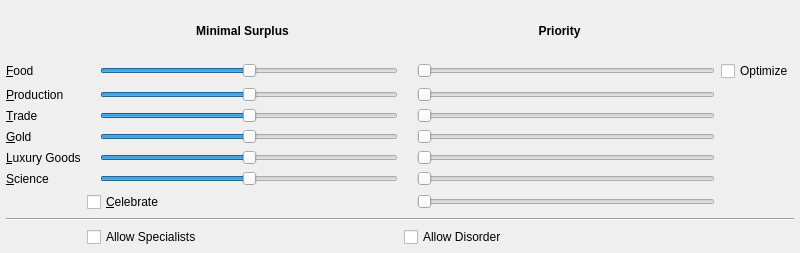
This is client/widgets/city/governor_widget.ui in longturn/freeciv21 as Qt 5 draws it before an edit. The edited form follows.
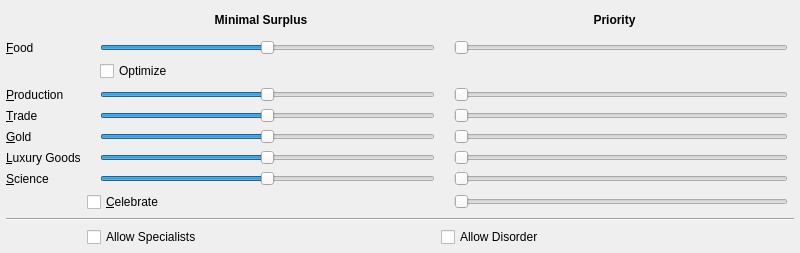
This is the edited form.

Commit message:
City dialog: reduce the governor panel width
Squeeze it to make 1280px screens more viable. Requested by Blauwal on
Discord.

Diff of the .ui file:
```diff
--- a/client/widgets/city/governor_widget.ui
+++ b/client/widgets/city/governor_widget.ui
@@ -23,183 +23,39 @@
    <property name="bottomMargin">
     <number>6</number>
    </property>
-   <item row="4" column="1">
-    <widget class="QLabel" name="gold_surplus_label">
-     <property name="alignment">
-      <set>Qt::AlignRight|Qt::AlignTrailing|Qt::AlignVCenter</set>
-     </property>
-    </widget>
-   </item>
-   <item row="5" column="4">
-    <widget class="QSlider" name="luxury_goods_priority">
-     <property name="maximum">
-      <number>25</number>
-     </property>
-     <property name="pageStep">
-      <number>1</number>
-     </property>
-     <property name="sliderPosition">
-      <number>0</number>
-     </property>
-     <property name="orientation">
-      <enum>Qt::Horizontal</enum>
-     </property>
-    </widget>
-   </item>
-   <item row="1" column="3">
-    <widget class="QLabel" name="food_priority_label">
-     <property name="alignment">
-      <set>Qt::AlignRight|Qt::AlignTrailing|Qt::AlignVCenter</set>
-     </property>
-    </widget>
-   </item>
-   <item row="5" column="3">
-    <widget class="QLabel" name="luxury_goods_priority_label">
-     <property name="alignment">
-      <set>Qt::AlignRight|Qt::AlignTrailing|Qt::AlignVCenter</set>
-     </property>
-    </widget>
-   </item>
-   <item row="3" column="4">
-    <widget class="QSlider" name="trade_priority">
-     <property name="maximum">
-      <number>25</number>
-     </property>
-     <property name="pageStep">
-      <number>1</number>
-     </property>
-     <property name="sliderPosition">
-      <number>0</number>
-     </property>
-     <property name="orientation">
-      <enum>Qt::Horizontal</enum>
-     </property>
-    </widget>
-   </item>
-   <item row="3" column="0">
-    <widget class="QLabel" name="label_3">
-     <property name="text">
-      <string>&amp;Trade</string>
-     </property>
-     <property name="buddy">
-      <cstring>trade_surplus</cstring>
-     </property>
-    </widget>
-   </item>
-   <item row="2" column="1">
+   <item row="3" column="1">
     <widget class="QLabel" name="production_surplus_label">
      <property name="alignment">
       <set>Qt::AlignRight|Qt::AlignTrailing|Qt::AlignVCenter</set>
      </property>
     </widget>
    </item>
-   <item row="0" column="3" colspan="2">
-    <widget class="QLabel" name="label_9">
-     <property name="font">
-      <font>
-       <weight>75</weight>
-       <bold>true</bold>
-      </font>
-     </property>
-     <property name="text">
-      <string>Priority</string>
-     </property>
-     <property name="alignment">
-      <set>Qt::AlignCenter</set>
-     </property>
-    </widget>
-   </item>
-   <item row="1" column="4">
-    <widget class="QSlider" name="food_priority">
-     <property name="maximum">
-      <number>25</number>
-     </property>
-     <property name="pageStep">
-      <number>1</number>
-     </property>
-     <property name="sliderPosition">
-      <number>0</number>
-     </property>
-     <property name="orientation">
-      <enum>Qt::Horizontal</enum>
-     </property>
-    </widget>
-   </item>
-   <item row="3" column="3">
-    <widget class="QLabel" name="trade_priority_label">
+   <item row="5" column="1">
+    <widget class="QLabel" name="gold_surplus_label">
      <property name="alignment">
       <set>Qt::AlignRight|Qt::AlignTrailing|Qt::AlignVCenter</set>
      </property>
     </widget>
    </item>
-   <item row="2" column="2">
-    <widget class="QSlider" name="production_surplus">
-     <property name="minimum">
-      <number>-20</number>
-     </property>
-     <property name="maximum">
-      <number>20</number>
-     </property>
-     <property name="pageStep">
-      <number>1</number>
-     </property>
-     <property name="orientation">
-      <enum>Qt::Horizontal</enum>
-     </property>
-    </widget>
-   </item>
-   <item row="6" column="4">
-    <widget class="QSlider" name="science_priority">
-     <property name="maximum">
-      <number>25</number>
-     </property>
-     <property name="pageStep">
-      <number>1</number>
-     </property>
-     <property name="sliderPosition">
-      <number>0</number>
-     </property>
-     <property name="orientation">
-      <enum>Qt::Horizontal</enum>
-     </property>
-    </widget>
-   </item>
-   <item row="1" column="5">
-    <widget class="QCheckBox" name="optimize_growth">
-     <property name="text">
-      <string>Optimize</string>
-     </property>
-    </widget>
-   </item>
    <item row="6" column="0">
-    <widget class="QLabel" name="label_6">
+    <widget class="QLabel" name="label_5">
      <property name="text">
-      <string>&amp;Science</string>
+      <string>&amp;Luxury Goods</string>
      </property>
      <property name="buddy">
-      <cstring>science_surplus</cstring>
+      <cstring>luxury_goods_surplus</cstring>
      </property>
     </widget>
    </item>
-   <item row="2" column="0">
-    <widget class="QLabel" name="label_2">
-     <property name="text">
-      <string>&amp;Production</string>
-     </property>
-     <property name="buddy">
-      <cstring>production_surplus</cstring>
-     </property>
-    </widget>
-   </item>
-   <item row="6" column="1">
-    <widget class="QLabel" name="science_surplus_label">
+   <item row="7" column="3">
+    <widget class="QLabel" name="science_priority_label">
      <property name="alignment">
       <set>Qt::AlignRight|Qt::AlignTrailing|Qt::AlignVCenter</set>
      </property>
     </widget>
    </item>
-   <item row="2" column="4">
-    <widget class="QSlider" name="production_priority">
+   <item row="8" column="4">
+    <widget class="QSlider" name="celebrate_priority">
      <property name="maximum">
       <number>25</number>
      </property>
@@ -224,18 +80,8 @@
      </property>
     </widget>
    </item>
-   <item row="4" column="0">
-    <widget class="QLabel" name="label_4">
-     <property name="text">
-      <string>&amp;Gold</string>
-     </property>
-     <property name="buddy">
-      <cstring>gold_surplus</cstring>
-     </property>
-    </widget>
-   </item>
    <item row="7" column="4">
-    <widget class="QSlider" name="celebrate_priority">
+    <widget class="QSlider" name="science_priority">
      <property name="maximum">
       <number>25</number>
      </property>
@@ -250,6 +96,38 @@
      </property>
     </widget>
    </item>
+   <item row="5" column="4">
+    <widget class="QSlider" name="gold_priority">
+     <property name="maximum">
+      <number>25</number>
+     </property>
+     <property name="pageStep">
+      <number>1</number>
+     </property>
+     <property name="sliderPosition">
+      <number>0</number>
+     </property>
+     <property name="orientation">
+      <enum>Qt::Horizontal</enum>
+     </property>
+    </widget>
+   </item>
+   <item row="6" column="2">
+    <widget class="QSlider" name="luxury_goods_surplus">
+     <property name="minimum">
+      <number>-20</number>
+     </property>
+     <property name="maximum">
+      <number>20</number>
+     </property>
+     <property name="pageStep">
+      <number>1</number>
+     </property>
+     <property name="orientation">
+      <enum>Qt::Horizontal</enum>
+     </property>
+    </widget>
+   </item>
    <item row="0" column="1" colspan="2">
     <widget class="QLabel" name="label_8">
      <property name="font">
@@ -266,8 +144,8 @@
      </property>
     </widget>
    </item>
-   <item row="4" column="4">
-    <widget class="QSlider" name="gold_priority">
+   <item row="6" column="4">
+    <widget class="QSlider" name="luxury_goods_priority">
      <property name="maximum">
       <number>25</number>
      </property>
@@ -282,7 +160,53 @@
      </property>
     </widget>
    </item>
-   <item row="2" column="3">
+   <item row="0" column="3" colspan="2">
+    <widget class="QLabel" name="label_9">
+     <property name="font">
+      <font>
+       <weight>75</weight>
+       <bold>true</bold>
+      </font>
+     </property>
+     <property name="text">
+      <string>Priority</string>
+     </property>
+     <property name="alignment">
+      <set>Qt::AlignCenter</set>
+     </property>
+    </widget>
+   </item>
+   <item row="9" column="0" colspan="6">
+    <widget class="Line" name="line">
+     <property name="orientation">
+      <enum>Qt::Horizontal</enum>
+     </property>
+    </widget>
+   </item>
+   <item row="4" column="2">
+    <widget class="QSlider" name="trade_surplus">
+     <property name="minimum">
+      <number>-20</number>
+     </property>
+     <property name="maximum">
+      <number>20</number>
+     </property>
+     <property name="pageStep">
+      <number>1</number>
+     </property>
+     <property name="orientation">
+      <enum>Qt::Horizontal</enum>
+     </property>
+    </widget>
+   </item>
+   <item row="1" column="1">
+    <widget class="QLabel" name="food_surplus_label">
+     <property name="alignment">
+      <set>Qt::AlignRight|Qt::AlignTrailing|Qt::AlignVCenter</set>
+     </property>
+    </widget>
+   </item>
+   <item row="3" column="3">
     <widget class="QLabel" name="production_priority_label">
      <property name="alignment">
       <set>Qt::AlignRight|Qt::AlignTrailing|Qt::AlignVCenter</set>
@@ -290,118 +214,51 @@
     </widget>
    </item>
    <item row="4" column="3">
-    <widget class="QLabel" name="gold_priority_label">
+    <widget class="QLabel" name="trade_priority_label">
      <property name="alignment">
       <set>Qt::AlignRight|Qt::AlignTrailing|Qt::AlignVCenter</set>
      </property>
     </widget>
    </item>
-   <item row="3" column="2">
-    <widget class="QSlider" name="trade_surplus">
-     <property name="minimum">
-      <number>-20</number>
-     </property>
-     <property name="maximum">
-      <number>20</number>
-     </property>
-     <property name="pageStep">
-      <number>1</number>
-     </property>
-     <property name="orientation">
-      <enum>Qt::Horizontal</enum>
-     </property>
-    </widget>
-   </item>
-   <item row="7" column="1" colspan="2">
+   <item row="8" column="1" colspan="2">
     <widget class="QCheckBox" name="celebrate_surplus">
      <property name="text">
       <string>&amp;Celebrate</string>
      </property>
     </widget>
    </item>
-   <item row="5" column="2">
-    <widget class="QSlider" name="luxury_goods_surplus">
-     <property name="minimum">
-      <number>-20</number>
-     </property>
-     <property name="maximum">
-      <number>20</number>
-     </property>
-     <property name="pageStep">
-      <number>1</number>
-     </property>
-     <property name="orientation">
-      <enum>Qt::Horizontal</enum>
-     </property>
-    </widget>
-   </item>
-   <item row="1" column="1">
-    <widget class="QLabel" name="food_surplus_label">
-     <property name="alignment">
-      <set>Qt::AlignRight|Qt::AlignTrailing|Qt::AlignVCenter</set>
-     </property>
-    </widget>
-   </item>
-   <item row="5" column="0">
-    <widget class="QLabel" name="label_5">
+   <item row="4" column="0">
+    <widget class="QLabel" name="label_3">
      <property name="text">
-      <string>&amp;Luxury Goods</string>
+      <string>&amp;Trade</string>
      </property>
      <property name="buddy">
-      <cstring>luxury_goods_surplus</cstring>
+      <cstring>trade_surplus</cstring>
      </property>
     </widget>
    </item>
-   <item row="7" column="3">
+   <item row="8" column="3">
     <widget class="QLabel" name="celebrate_priority_label">
      <property name="alignment">
       <set>Qt::AlignRight|Qt::AlignTrailing|Qt::AlignVCenter</set>
      </property>
     </widget>
    </item>
-   <item row="9" column="1" colspan="2">
-    <widget class="QCheckBox" name="allow_specialists">
-     <property name="text">
-      <string>Allow Specialists</string>
-     </property>
-    </widget>
-   </item>
-   <item row="3" column="1">
-    <widget class="QLabel" name="trade_surplus_label">
-     <property name="alignment">
-      <set>Qt::AlignRight|Qt::AlignTrailing|Qt::AlignVCenter</set>
-     </property>
-    </widget>
-   </item>
-   <item row="6" column="3">
-    <widget class="QLabel" name="science_priority_label">
-     <property name="alignment">
-      <set>Qt::AlignRight|Qt::AlignTrailing|Qt::AlignVCenter</set>
-     </property>
-    </widget>
-   </item>
-   <item row="9" column="3" colspan="2">
+   <item row="10" column="3" colspan="2">
     <widget class="QCheckBox" name="allow_disorder">
      <property name="text">
       <string>Allow Disorder</string>
      </property>
     </widget>
    </item>
-   <item row="5" column="1">
-    <widget class="QLabel" name="luxury_goods_surplus_label">
+   <item row="7" column="1">
+    <widget class="QLabel" name="science_surplus_label">
      <property name="alignment">
       <set>Qt::AlignRight|Qt::AlignTrailing|Qt::AlignVCenter</set>
      </property>
     </widget>
    </item>
-   <item row="8" column="0" colspan="6">
-    <widget class="Line" name="line">
-     <property name="orientation">
-      <enum>Qt::Horizontal</enum>
-     </property>
-    </widget>
-   </item>
-   <item row="4" column="2">
+   <item row="5" column="2">
     <widget class="QSlider" name="gold_surplus">
      <property name="minimum">
       <number>-20</number>
@@ -417,7 +274,63 @@
      </property>
     </widget>
    </item>
-   <item row="6" column="2">
+   <item row="1" column="3">
+    <widget class="QLabel" name="food_priority_label">
+     <property name="alignment">
+      <set>Qt::AlignRight|Qt::AlignTrailing|Qt::AlignVCenter</set>
+     </property>
+    </widget>
+   </item>
+   <item row="5" column="0">
+    <widget class="QLabel" name="label_4">
+     <property name="text">
+      <string>&amp;Gold</string>
+     </property>
+     <property name="buddy">
+      <cstring>gold_surplus</cstring>
+     </property>
+    </widget>
+   </item>
+   <item row="3" column="4">
+    <widget class="QSlider" name="production_priority">
+     <property name="maximum">
+      <number>25</number>
+     </property>
+     <property name="pageStep">
+      <number>1</number>
+     </property>
+     <property name="sliderPosition">
+      <number>0</number>
+     </property>
+     <property name="orientation">
+      <enum>Qt::Horizontal</enum>
+     </property>
+    </widget>
+   </item>
+   <item row="4" column="4">
+    <widget class="QSlider" name="trade_priority">
+     <property name="maximum">
+      <number>25</number>
+     </property>
+     <property name="pageStep">
+      <number>1</number>
+     </property>
+     <property name="sliderPosition">
+      <number>0</number>
+     </property>
+     <property name="orientation">
+      <enum>Qt::Horizontal</enum>
+     </property>
+    </widget>
+   </item>
+   <item row="6" column="1">
+    <widget class="QLabel" name="luxury_goods_surplus_label">
+     <property name="alignment">
+      <set>Qt::AlignRight|Qt::AlignTrailing|Qt::AlignVCenter</set>
+     </property>
+    </widget>
+   </item>
+   <item row="7" column="2">
     <widget class="QSlider" name="science_surplus">
      <property name="minimum">
       <number>-20</number>
@@ -433,6 +346,26 @@
      </property>
     </widget>
    </item>
+   <item row="7" column="0">
+    <widget class="QLabel" name="label_6">
+     <property name="text">
+      <string>&amp;Science</string>
+     </property>
+     <property name="buddy">
+      <cstring>science_surplus</cstring>
+     </property>
+    </widget>
+   </item>
+   <item row="3" column="0">
+    <widget class="QLabel" name="label_2">
+     <property name="text">
+      <string>&amp;Production</string>
+     </property>
+     <property name="buddy">
+      <cstring>production_surplus</cstring>
+     </property>
+    </widget>
+   </item>
    <item row="1" column="2">
     <widget class="QSlider" name="food_surplus">
      <property name="minimum">
@@ -449,6 +382,73 @@
      </property>
     </widget>
    </item>
+   <item row="3" column="2">
+    <widget class="QSlider" name="production_surplus">
+     <property name="minimum">
+      <number>-20</number>
+     </property>
+     <property name="maximum">
+      <number>20</number>
+     </property>
+     <property name="pageStep">
+      <number>1</number>
+     </property>
+     <property name="orientation">
+      <enum>Qt::Horizontal</enum>
+     </property>
+    </widget>
+   </item>
+   <item row="1" column="4">
+    <widget class="QSlider" name="food_priority">
+     <property name="maximum">
+      <number>25</number>
+     </property>
+     <property name="pageStep">
+      <number>1</number>
+     </property>
+     <property name="sliderPosition">
+      <number>0</number>
+     </property>
+     <property name="orientation">
+      <enum>Qt::Horizontal</enum>
+     </property>
+    </widget>
+   </item>
+   <item row="6" column="3">
+    <widget class="QLabel" name="luxury_goods_priority_label">
+     <property name="alignment">
+      <set>Qt::AlignRight|Qt::AlignTrailing|Qt::AlignVCenter</set>
+     </property>
+    </widget>
+   </item>
+   <item row="4" column="1">
+    <widget class="QLabel" name="trade_surplus_label">
+     <property name="alignment">
+      <set>Qt::AlignRight|Qt::AlignTrailing|Qt::AlignVCenter</set>
+     </property>
+    </widget>
+   </item>
+   <item row="5" column="3">
+    <widget class="QLabel" name="gold_priority_label">
+     <property name="alignment">
+      <set>Qt::AlignRight|Qt::AlignTrailing|Qt::AlignVCenter</set>
+     </property>
+    </widget>
+   </item>
+   <item row="10" column="1" colspan="2">
+    <widget class="QCheckBox" name="allow_specialists">
+     <property name="text">
+      <string>Allow Specialists</string>
+     </property>
+    </widget>
+   </item>
+   <item row="2" column="2">
+    <widget class="QCheckBox" name="optimize_growth">
+     <property name="text">
+      <string>Optimize</string>
+     </property>
+    </widget>
+   </item>
   </layout>
  </widget>
  <tabstops>
```
The commit also changes 2 other files.
